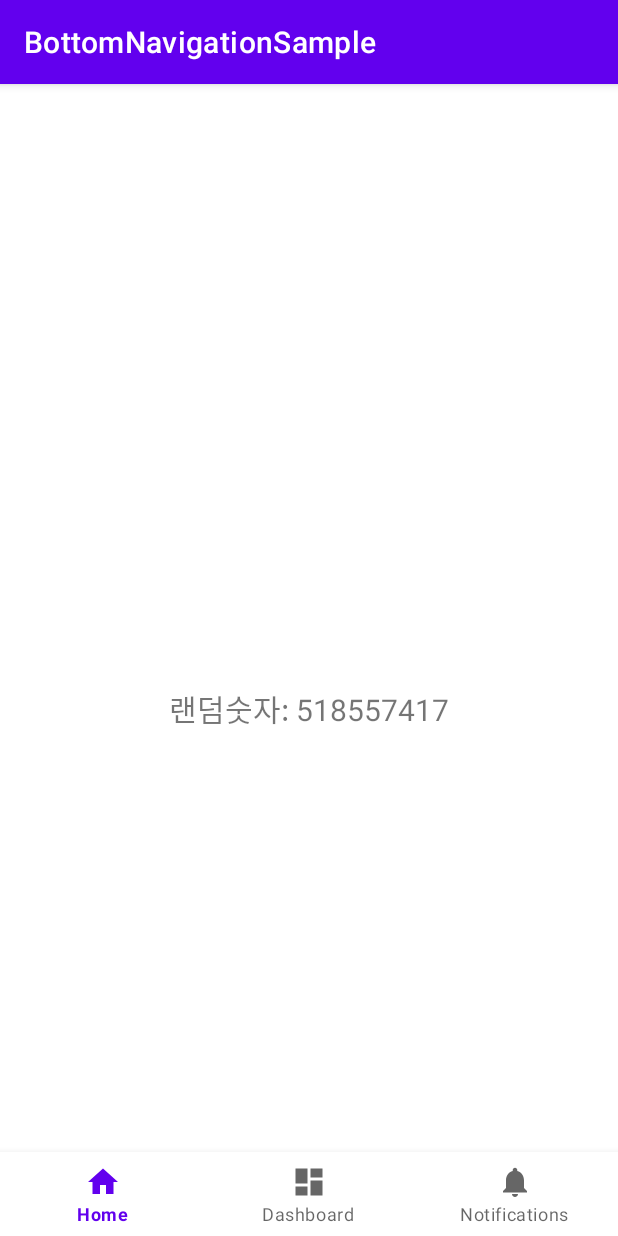
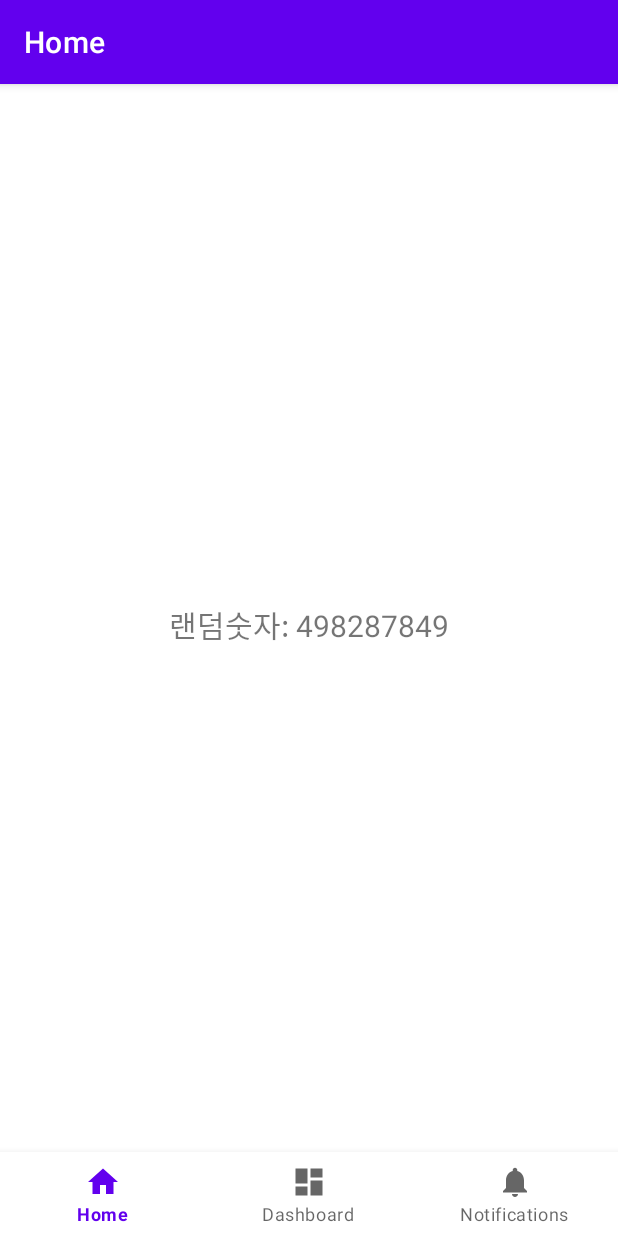
Before and after one commit to LeeYoonSam/NavigationSample, an Android app: the screen it shows after launch (MainActivity), after a tap on "This is home Fragment", on a phone screen of 412 x 824 dp. Run offline under Robolectric (Android 15) with nearby library versions, the phone set to English and light mode, and no system bars; our stand-ins replace navigation-ui.

Commit message:
Add Advanced Navigation

```diff
--- a/app/src/main/java/com/ys/bottomnavigationsample/MainActivity.kt
+++ b/app/src/main/java/com/ys/bottomnavigationsample/MainActivity.kt
@@ -3,98 +3,56 @@ package com.ys.bottomnavigationsample
 import android.os.Bundle
 import com.google.android.material.bottomnavigation.BottomNavigationView
 import androidx.appcompat.app.AppCompatActivity
-import androidx.fragment.app.Fragment
-import androidx.fragment.app.FragmentTransaction
-import androidx.navigation.findNavController
-import androidx.navigation.ui.AppBarConfiguration
+import androidx.lifecycle.LiveData
+import androidx.navigation.NavController
 import androidx.navigation.ui.setupActionBarWithNavController
-import androidx.navigation.ui.setupWithNavController
-import com.ys.bottomnavigationsample.ui.dashboard.DashboardFragment
-import com.ys.bottomnavigationsample.ui.home.HomeFragment
-import com.ys.bottomnavigationsample.ui.notifications.NotificationsFragment
+import com.ys.bottomnavigationsample.ui.setupWithNavController
 
 class MainActivity : AppCompatActivity() {
 
-    private val homeFragment = HomeFragment()
-    private val dashboardFragment = DashboardFragment()
-    private val notificationsFragment = NotificationsFragment()
+    private var currentNavController: LiveData<NavController>? = null
 
     override fun onCreate(savedInstanceState: Bundle?) {
         super.onCreate(savedInstanceState)
-        setContentView(R.layout.activity_main)
-//        val navView: BottomNavigationView = findViewById(R.id.nav_view)
-//
-//        val navController = findNavController(R.id.nav_host_fragment)
-//        // Passing each menu ID as a set of Ids because each
-//        // menu should be considered as top level destinations.
-//        val appBarConfiguration = AppBarConfiguration(setOf(
-//                R.id.navigation_home, R.id.navigation_dashboard, R.id.navigation_notifications))
-//        setupActionBarWithNavController(navController, appBarConfiguration)
-//        navView.setupWithNavController(navController)
-
-        findViewById<BottomNavigationView>(R.id.nav_view).setOnNavigationItemSelectedListener(bottomNavigationListener)
-
-        changeFragment(homeFragment)
-
+        setContentView(R.layout.activity_main_advanced)
+        if (savedInstanceState == null) {
+            setupBottomNavigationBar()
+        } // Else, need to wait for onRestoreInstanceState
     }
 
-    private val bottomNavigationListener = BottomNavigationView.OnNavigationItemSelectedListener { item ->
-        when (item.itemId) {
-            R.id.navigation_dashboard -> {
-                changeFragment(dashboardFragment)
-            }
-
-            R.id.navigation_notifications -> {
-                changeFragment(notificationsFragment)
-            }
-
-            else -> {
-                changeFragment(homeFragment)
-            }
-        }
-
-        true
+    override fun onRestoreInstanceState(savedInstanceState: Bundle) {
+        super.onRestoreInstanceState(savedInstanceState)
+        // Now that BottomNavigationBar has restored its instance state
+        // and its selectedItemId, we can proceed with setting up the
+        // BottomNavigationBar with Navigation
+        setupBottomNavigationBar()
     }
 
-    private fun hideFragments(fragments: List<Fragment>, fragmentTransaction: FragmentTransaction) {
-        for (fragment in fragments) {
-            fragment.also {
-                if (it.isAdded) fragmentTransaction.hide(it)
-            }
-        }
+    /**
+     * Called on first creation and when restoring state.
+     */
+    private fun setupBottomNavigationBar() {
+        val bottomNavigationView = findViewById<BottomNavigationView>(R.id.bottom_nav)
+
+        val navGraphIds = listOf(R.navigation.navigation_home, R.navigation.navigation_dashboard, R.navigation.navigation_notifications)
+
+        // Setup the bottom navigation view with a list of navigation graphs
+        val controller = bottomNavigationView.setupWithNavController(
+            navGraphIds = navGraphIds,
+            fragmentManager = supportFragmentManager,
+            containerId = R.id.nav_host_container,
+            intent = intent
+        )
+
+        // Whenever the selected controller changes, setup the action bar.
+        controller.observe(this, { navController ->
+            setupActionBarWithNavController(navController)
+        })
+
+        currentNavController = controller
     }
 
-    private fun changeFragment(fragment: Fragment) {
-        try {
-            val ft = supportFragmentManager.beginTransaction()
-
-            fragment.also {
-                if (it.isAdded) { // if the fragment is already in container
-                    ft.show(it)
-                } else { // fragment needs to be added to frame container
-                    ft.add(R.id.container_view, it)
-                }
-            }
-
-            when (fragment) {
-                is HomeFragment -> {
-                    hideFragments(listOf(dashboardFragment, notificationsFragment), ft)
-                }
-
-                is DashboardFragment -> {
-                    hideFragments(listOf(homeFragment, notificationsFragment), ft)
-                }
-
-                is NotificationsFragment -> {
-                    hideFragments(listOf(homeFragment, dashboardFragment), ft)
-                }
-
-                else -> return
-            }
-
-            ft.commitAllowingStateLoss()
-        } catch (e: Exception) {
-        }
+    override fun onSupportNavigateUp(): Boolean {
+        return currentNavController?.value?.navigateUp() ?: false
     }
-
 }
--- /dev/null
+++ b/app/src/main/res/layout/activity_main_advanced.xml
@@ -0,0 +1,35 @@
+<?xml version="1.0" encoding="utf-8"?><!--
+  ~ Copyright 2019, The Android Open Source Project
+  ~
+  ~ Licensed under the Apache License, Version 2.0 (the "License");
+  ~ you may not use this file except in compliance with the License.
+  ~ You may obtain a copy of the License at
+  ~
+  ~      http://www.apache.org/licenses/LICENSE-2.0
+  ~
+  ~ Unless required by applicable law or agreed to in writing, software
+  ~ distributed under the License is distributed on an "AS IS" BASIS,
+  ~ WITHOUT WARRANTIES OR CONDITIONS OF ANY KIND, either express or implied.
+  ~ See the License for the specific language governing permissions and
+  ~ limitations under the License.
+  -->
+
+<LinearLayout xmlns:android="http://schemas.android.com/apk/res/android"
+    xmlns:app="http://schemas.android.com/apk/res-auto"
+    xmlns:tools="http://schemas.android.com/tools"
+    android:layout_width="match_parent"
+    android:layout_height="match_parent"
+    android:orientation="vertical">
+
+    <androidx.fragment.app.FragmentContainerView
+        android:id="@+id/nav_host_container"
+        android:layout_width="match_parent"
+        android:layout_height="0dp"
+        android:layout_weight="1" />
+
+    <com.google.android.material.bottomnavigation.BottomNavigationView
+        android:id="@+id/bottom_nav"
+        android:layout_width="match_parent"
+        android:layout_height="wrap_content"
+        app:menu="@menu/bottom_nav_menu"/>
+</LinearLayout>
--- /dev/null
+++ b/app/src/main/res/navigation/navigation_dashboard.xml
@@ -0,0 +1,13 @@
+<?xml version="1.0" encoding="utf-8"?>
+<navigation xmlns:android="http://schemas.android.com/apk/res/android"
+    xmlns:app="http://schemas.android.com/apk/res-auto"
+    xmlns:tools="http://schemas.android.com/tools"
+    android:id="@+id/navigation_dashboard"
+    app:startDestination="@+id/dashboard">
+
+    <fragment
+        android:id="@+id/dashboard"
+        android:name="com.ys.bottomnavigationsample.ui.dashboard.DashboardFragment"
+        android:label="@string/title_dashboard"
+        tools:layout="@layout/fragment_dashboard" />
+</navigation>
--- /dev/null
+++ b/app/src/main/res/navigation/navigation_home.xml
@@ -0,0 +1,13 @@
+<?xml version="1.0" encoding="utf-8"?>
+<navigation xmlns:android="http://schemas.android.com/apk/res/android"
+    xmlns:app="http://schemas.android.com/apk/res-auto"
+    xmlns:tools="http://schemas.android.com/tools"
+    android:id="@+id/navigation_home"
+    app:startDestination="@+id/home">
+
+    <fragment
+        android:id="@+id/home"
+        android:name="com.ys.bottomnavigationsample.ui.home.HomeFragment"
+        android:label="@string/title_home"
+        tools:layout="@layout/fragment_home" />
+</navigation>
--- /dev/null
+++ b/app/src/main/res/navigation/navigation_notifications.xml
@@ -0,0 +1,13 @@
+<?xml version="1.0" encoding="utf-8"?>
+<navigation xmlns:android="http://schemas.android.com/apk/res/android"
+    xmlns:app="http://schemas.android.com/apk/res-auto"
+    xmlns:tools="http://schemas.android.com/tools"
+    android:id="@+id/navigation_notifications"
+    app:startDestination="@+id/notifications">
+
+    <fragment
+        android:id="@+id/notifications"
+        android:name="com.ys.bottomnavigationsample.ui.notifications.NotificationsFragment"
+        android:label="@string/title_notifications"
+        tools:layout="@layout/fragment_notifications" />
+</navigation>
```
Also changed, not shown: 1 other file.
